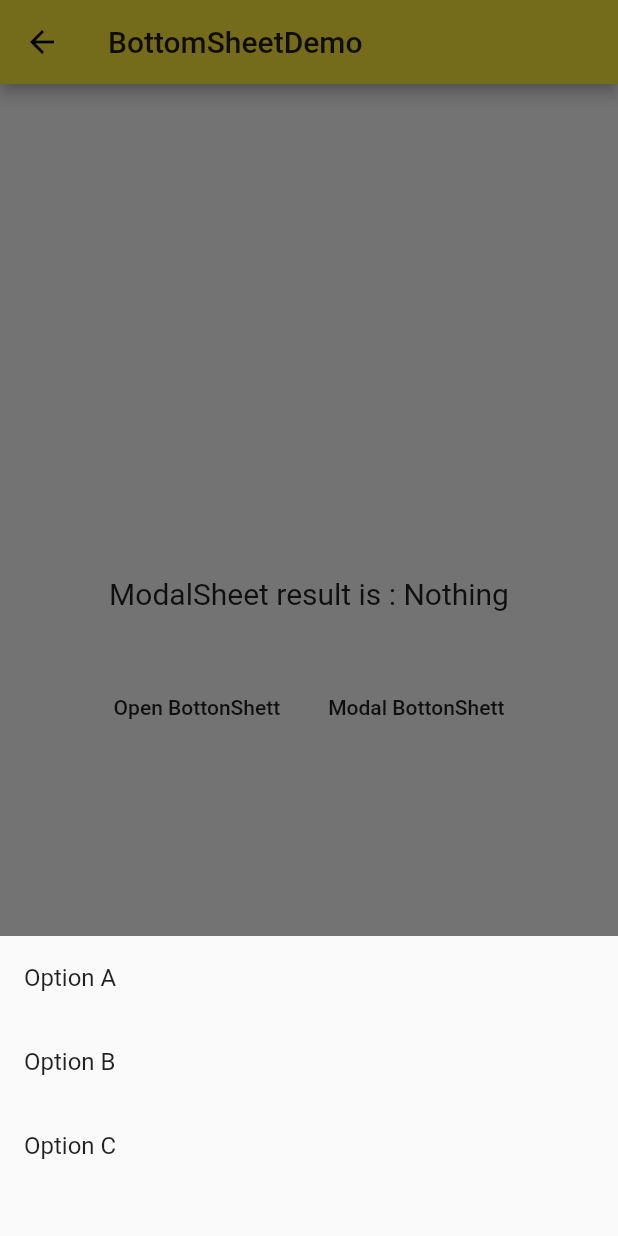
After one commit to JohnsonBob/Flutter_Demo, a Flutter app: the BottomSheetDemo screen opened directly, after a tap on "Open BottonShett", after a tap on "Modal BottonShett", on a phone screen of 412 x 824 dp. The commit adds this screen. Run offline on Flutter 3.47's test engine with Material 2 defaults, Android fonts, the phone set to English and light mode, and no system bars.

Commit message:
BottomSheetDemo done

```diff
--- /dev/null
+++ b/lib/demo/bottom_sheet_demo.dart
@@ -0,0 +1,112 @@
+import 'package:flutter/material.dart';
+import "package:intl/intl.dart";
+
+class BottomSheetDemo extends StatefulWidget {
+  @override
+  _BottomSheetDemoState createState() => _BottomSheetDemoState();
+}
+
+class _BottomSheetDemoState extends State<BottomSheetDemo> {
+  var _result = "Nothing";
+  final _bottomSheetScaffoldKey = GlobalKey<ScaffoldState>();
+
+  @override
+  Widget build(BuildContext context) {
+    return Scaffold(
+      key: _bottomSheetScaffoldKey,
+      appBar: AppBar(
+        title: Text('BottomSheetDemo'),
+      ),
+      body: Container(
+        padding: EdgeInsets.all(16.0),
+        child: Column(
+          mainAxisAlignment: MainAxisAlignment.center,
+          children: <Widget>[
+            Text(
+              'ModalSheet result is : $_result',
+              style: TextStyle(fontSize: 20),
+            ),
+            SizedBox(
+              height: 40,
+            ),
+            Row(
+              mainAxisAlignment: MainAxisAlignment.center,
+              children: <Widget>[
+                FlatButton(
+                  child: Text('Open BottonShett'),
+                  onPressed: _openBottoMShett,
+                ),
+                FlatButton(
+                  child: Text('Modal BottonShett'),
+                  onPressed: _openModalShett,
+                ),
+              ],
+            )
+          ],
+        ),
+      ),
+    );
+  }
+
+  void _openBottoMShett() {
+    _bottomSheetScaffoldKey.currentState.showBottomSheet((context) {
+      return BottomAppBar(
+        child: Container(
+          height: 90,
+          width: double.infinity,
+          padding: EdgeInsets.all(16.0),
+          child: Row(
+            children: <Widget>[
+              Icon(Icons.pause_circle_outline),
+              SizedBox(
+                width: 16,
+              ),
+              Text('01:30 / 03:30'),
+              Expanded(
+                child: Text('Fix you - GlodPlay'),
+              )
+            ],
+          ),
+        ),
+      );
+    });
+  }
+
+  void _openModalShett() async {
+    String result = await showModalBottomSheet(
+        context: context, builder: _builderModalSheet);
+
+    setState(() {
+      _result = result.toString();
+    });
+  }
+
+  Widget _builderModalSheet(BuildContext context) {
+    return Container(
+      width: double.infinity,
+      height: 200,
+      child: Column(
+        children: <Widget>[
+          ListTile(
+            title: Text('Option A'),
+            onTap: () {
+              Navigator.pop(context, 'A');
+            },
+          ),
+          ListTile(
+            title: Text('Option B'),
+            onTap: () {
+              Navigator.pop(context, 'B');
+            },
+          ),
+          ListTile(
+            title: Text('Option C'),
+            onTap: () {
+              Navigator.pop(context, 'C');
+            },
+          ),
+        ],
+      ),
+    );
+  }
+}
--- a/lib/demo/material_component.dart
+++ b/lib/demo/material_component.dart
@@ -1,6 +1,7 @@
 import 'package:flutter/material.dart';
 
 import 'alert_dialog_demo.dart';
+import 'bottom_sheet_demo.dart';
 import 'button_demo.dart';
 import 'checkbox_demo.dart';
 import 'datetime_demo.dart';
@@ -34,6 +35,7 @@ class MaterialComponent extends StatelessWidget {
           ListItem(title: "DateTime", page: DateTimeDemo()),
           ListItem(title: "SimpleDialog", page: SimpleDialogDemo()),
           ListItem(title: "AlertDialog", page: AlertDialogDemo()),
+          ListItem(title: "BottomSheet", page: BottomSheetDemo()),
         ],
       ),
     );
```
